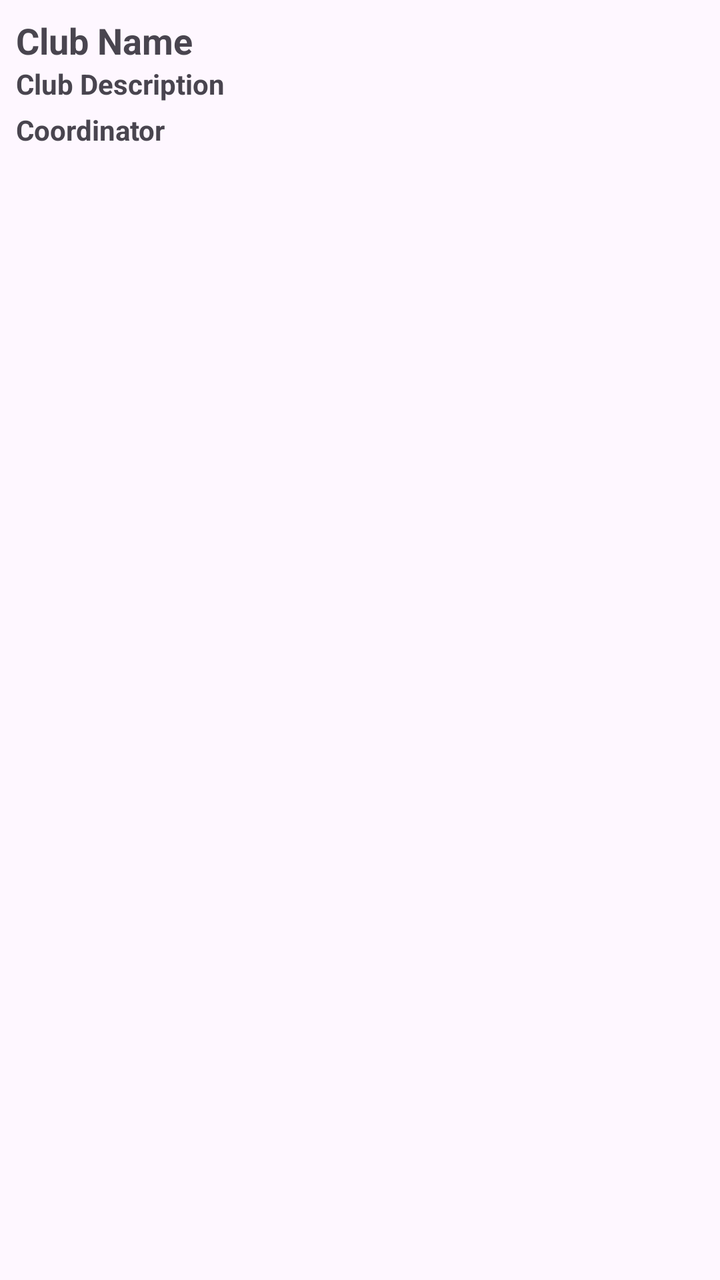
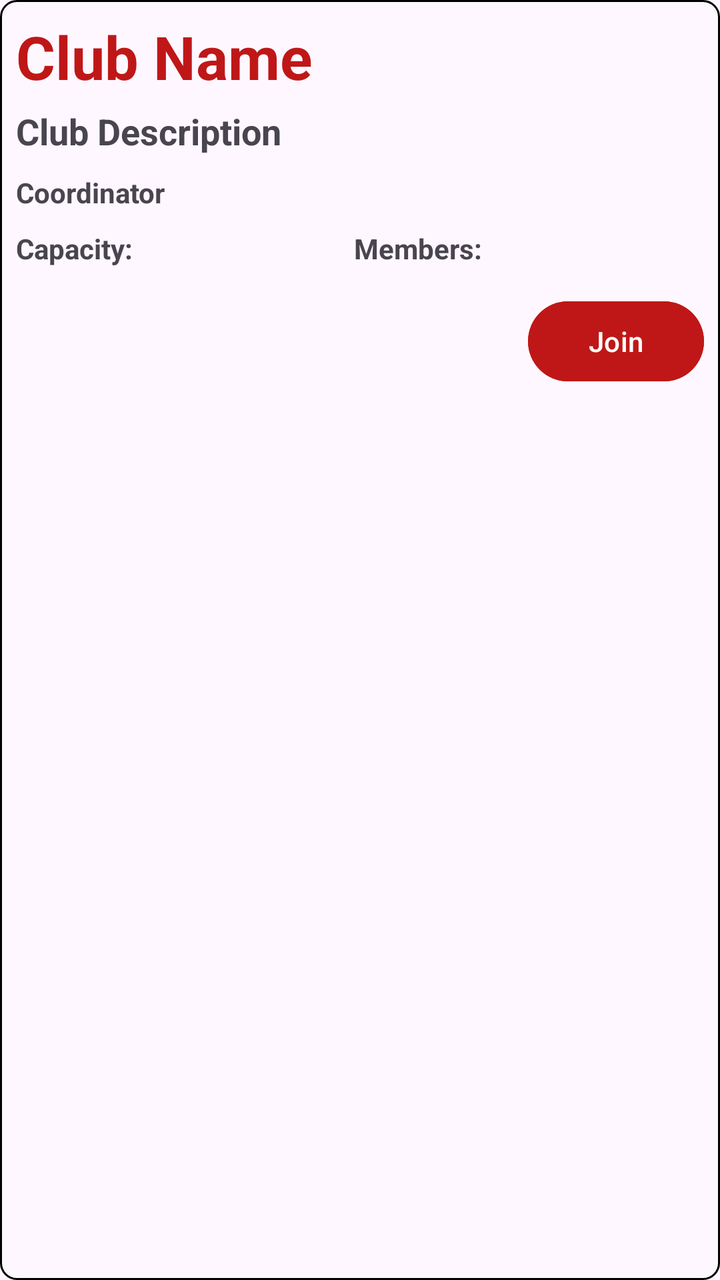

The first picture is an Android layout as it rendered before a commit; the second is the same layout after the commit. The layout source and the unified diff follow.
<!-- AndroidManifest.xml: application theme Theme.SchoolClubsManagementSystem -->
<!-- res/layout/item_club.xml -->
<?xml version="1.0" encoding="utf-8"?>
<LinearLayout xmlns:android="http://schemas.android.com/apk/res/android"
    android:layout_width="match_parent"
    android:layout_height="wrap_content"
    android:orientation="vertical"
    android:padding="8dp">

    <TextView
        android:id="@+id/club_name_text_view"
        android:layout_width="wrap_content"
        android:layout_height="wrap_content"
        android:text="Club Name"
        android:textSize="18sp"
        android:textStyle="bold" />

    <TextView
        android:id="@+id/club_description_text_view"
        android:layout_width="wrap_content"
        android:layout_height="wrap_content"
        android:text="Club Description"
        android:textSize="14sp"
        android:textStyle="bold" />

    <TextView
        android:id="@+id/club_coordinator_text_view"
        android:layout_width="wrap_content"
        android:layout_height="wrap_content"
        android:text="Coordinator"
        android:textSize="14sp"
        android:textStyle="bold"
        android:layout_marginTop="4dp"/>


</LinearLayout>
<!-- resources referenced by this layout -->
<resources>
  <style name="Theme.SchoolClubsManagementSystem" parent="Base.Theme.SchoolClubsManagementSystem" />
  <style name="Base.Theme.SchoolClubsManagementSystem" parent="Theme.Material3.DayNight.NoActionBar">
          
          
      </style>
</resources>

<!-- the commit's change to res/layout/item_club.xml (unified diff, before → after) -->
@@ -2,6 +2,8 @@
 <LinearLayout xmlns:android="http://schemas.android.com/apk/res/android"
     android:layout_width="match_parent"
     android:layout_height="wrap_content"
+    android:layout_marginBottom="8dp"
+    android:background="@drawable/border"
     android:orientation="vertical"
     android:padding="8dp">
 
@@ -9,26 +11,73 @@
         android:id="@+id/club_name_text_view"
         android:layout_width="wrap_content"
         android:layout_height="wrap_content"
+        android:layout_marginBottom="5dp"
         android:text="Club Name"
-        android:textSize="18sp"
+        android:textColor="@color/red"
+        android:textSize="30sp"
         android:textStyle="bold" />
 
     <TextView
         android:id="@+id/club_description_text_view"
         android:layout_width="wrap_content"
         android:layout_height="wrap_content"
+        android:layout_marginBottom="5dp"
         android:text="Club Description"
-        android:textSize="14sp"
+        android:textSize="18sp"
         android:textStyle="bold" />
 
     <TextView
         android:id="@+id/club_coordinator_text_view"
         android:layout_width="wrap_content"
         android:layout_height="wrap_content"
+        android:layout_marginTop="4dp"
+        android:layout_marginBottom="5dp"
         android:text="Coordinator"
         android:textSize="14sp"
-        android:textStyle="bold"
-        android:layout_marginTop="4dp"/>
+        android:textStyle="bold" />
 
+    
+    <LinearLayout
+        android:layout_width="match_parent"
+        android:layout_height="wrap_content"
+        android:layout_marginTop="4dp"
+        android:layout_marginBottom="5dp"
+        android:orientation="horizontal">
+
+        <TextView
+            android:id="@+id/club_capacity_text_view"
+            android:layout_width="wrap_content"
+            android:layout_height="wrap_content"
+            android:layout_weight="1"
+            android:text="Capacity: "
+            android:textSize="14sp"
+            android:textStyle="bold" />
+
+        <TextView
+            android:id="@+id/club_members_text_view"
+            android:layout_width="wrap_content"
+            android:layout_height="wrap_content"
+            android:layout_weight="1"
+            android:text="Members: "
+            android:textSize="14sp"
+            android:textStyle="bold" />
+    </LinearLayout>
+
+    <RelativeLayout
+        android:layout_width="match_parent"
+        android:layout_height="wrap_content"
+        android:layout_marginTop="8dp">
+
+        <Button
+            android:id="@+id/join_button"
+            android:layout_width="wrap_content"
+            android:layout_height="wrap_content"
+            android:layout_alignParentEnd="true"
+            android:layout_alignParentRight="true"
+            android:layout_marginBottom="2dp"
+            android:backgroundTint="@color/red"
+            android:text="Join"
+            android:textColor="@color/white" />
+    </RelativeLayout>
 
 </LinearLayout>
<!-- resource entries referenced after the edit -->
@@ -1,6 +1,17 @@
 <!-- resources referenced by this layout -->
 <resources>
+  <color name="red">#BF1717</color>
+  <color name="white">#FFFFFFFF</color>
+  <!-- drawable border (drawable) -->
+  <shape xmlns:android="http://schemas.android.com/apk/res/android">
+      <solid android:color="@color/transparent"/> 
+      <stroke
+          android:width="1dp"
+          android:color="#000000"/> 
+      <corners android:radius="8dp"/> 
+  </shape>
   <style name="Theme.SchoolClubsManagementSystem" parent="Base.Theme.SchoolClubsManagementSystem" />
+  <color name="transparent">#00000000</color>
   <style name="Base.Theme.SchoolClubsManagementSystem" parent="Theme.Material3.DayNight.NoActionBar">
           
           
